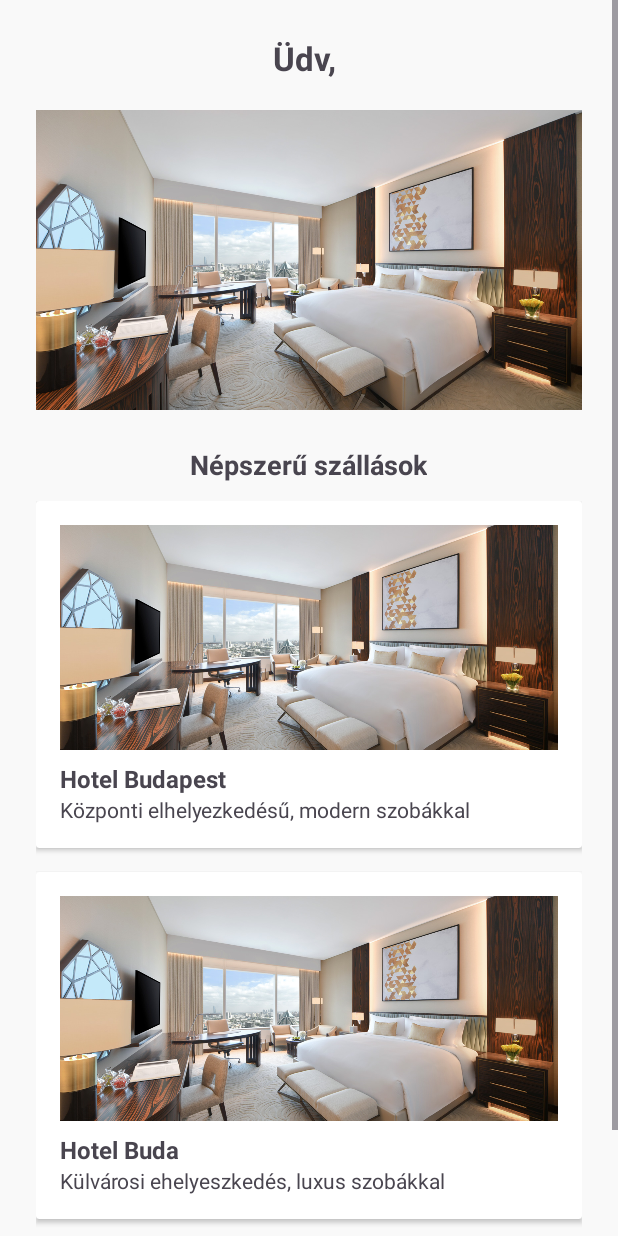
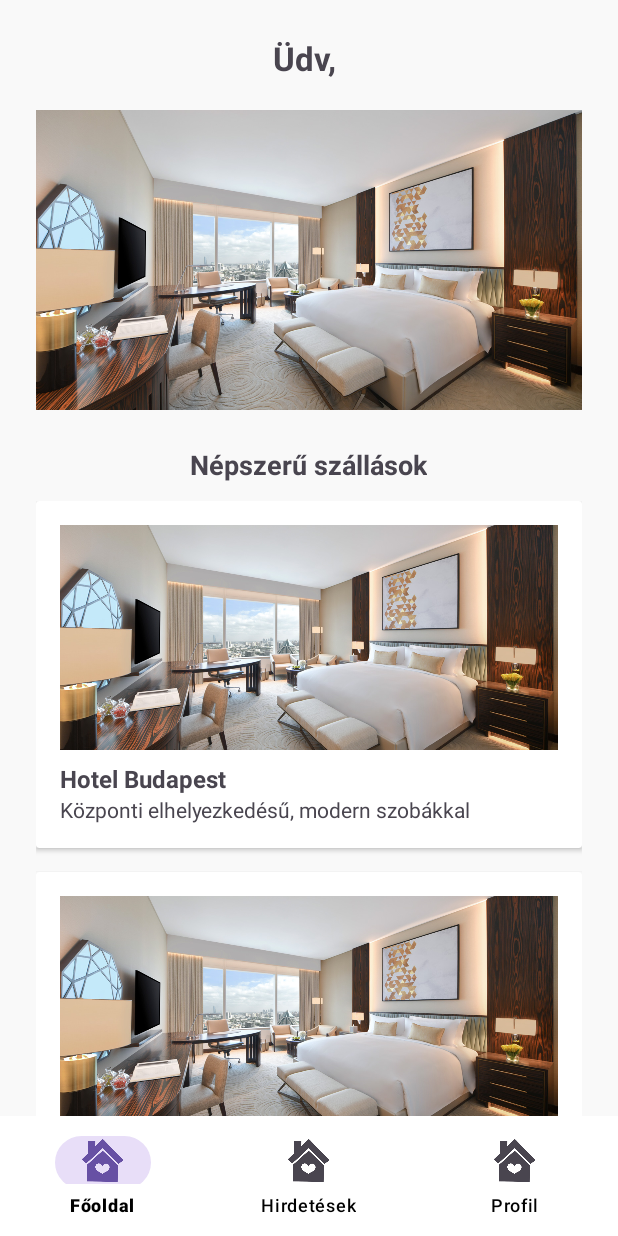
Before and after one commit to Szabolcs11/szallasapp, an Android app: the MainActivity screen opened directly, with no data from a screen before it, on a phone screen of 412 x 824 dp. Run offline under Robolectric (Android 15) with nearby library versions, the phone set to English and light mode, and no system bars; our stand-ins replace Firebase (no records; nobody signed in at launch, a user with empty details on screens opened directly).

Commit message:
Bottom navigation, firebase hotels fetch

```diff
--- a/app/build.gradle.kts
+++ b/app/build.gradle.kts
@@ -38,9 +38,11 @@ dependencies {
     implementation("androidx.credentials:credentials:1.5.0")
     implementation("androidx.credentials:credentials-play-services-auth:1.5.0")
     implementation("com.google.android.libraries.identity.googleid:googleid:1.1.1")
+    implementation("com.google.firebase:firebase-firestore:25.1.3")
     testImplementation("junit:junit:4.13.2")
     androidTestImplementation("androidx.test.ext:junit:1.2.1")
     androidTestImplementation("androidx.test.espresso:espresso-core:3.6.1")
     implementation("com.github.bumptech.glide:glide:4.16.0")
     implementation("com.google.android.gms:play-services-auth:20.7.0")
+    implementation("com.google.android.material:material:1.6.0")
 }
--- a/app/src/main/AndroidManifest.xml
+++ b/app/src/main/AndroidManifest.xml
@@ -16,6 +16,9 @@
             android:name=".MainActivity"
             android:exported="false" />
         <activity
+            android:name=".HotelsActivity"
+            android:exported="false" />
+        <activity
             android:name=".RegisterActivity"
             android:exported="false" />
         <activity
--- /dev/null
+++ b/app/src/main/java/com/example/szallasapp/HotelAdapter.java
@@ -0,0 +1,60 @@
+package com.example.szallasapp;
+
+import android.view.LayoutInflater;
+import android.view.View;
+import android.view.ViewGroup;
+import android.widget.ImageView;
+import android.widget.TextView;
+
+import androidx.recyclerview.widget.RecyclerView;
+
+import com.bumptech.glide.Glide;
+
+import java.util.List;
+
+public class HotelAdapter extends RecyclerView.Adapter<HotelAdapter.HotelViewHolder> {
+
+    private List<Hotel> hotelList;
+
+    // Constructor
+    public HotelAdapter(List<Hotel> hotelList) {
+        this.hotelList = hotelList;
+    }
+
+    @Override
+    public HotelViewHolder onCreateViewHolder(ViewGroup parent, int viewType) {
+        View view = LayoutInflater.from(parent.getContext()).inflate(R.layout.hotel_item, parent, false);
+        return new HotelViewHolder(view);
+    }
+
+    @Override
+    public void onBindViewHolder(HotelViewHolder holder, int position) {
+        Hotel hotel = hotelList.get(position);
+        holder.name.setText(hotel.getName());
+        holder.description.setText(hotel.getDescription());
+        holder.location.setText(hotel.getLocation());
+        holder.price.setText("$" + hotel.getPrice());
+
+        // Ha van kép, töltsd be a képet (Glide vagy Picasso segítségével)
+        Glide.with(holder.itemView.getContext()).load(hotel.getImageUrl()).into(holder.image);
+    }
+
+    @Override
+    public int getItemCount() {
+        return hotelList.size();
+    }
+
+    public static class HotelViewHolder extends RecyclerView.ViewHolder {
+        TextView name, description, location, price;
+        ImageView image;
+
+        public HotelViewHolder(View itemView) {
+            super(itemView);
+            name = itemView.findViewById(R.id.hotelName);
+            description = itemView.findViewById(R.id.hotelDescription);
+            location = itemView.findViewById(R.id.hotelLocation);
+            price = itemView.findViewById(R.id.hotelPrice);
+            image = itemView.findViewById(R.id.hotelImage);
+        }
+    }
+}
--- a/app/src/main/java/com/example/szallasapp/MainActivity.java
+++ b/app/src/main/java/com/example/szallasapp/MainActivity.java
@@ -1,24 +1,50 @@
 package com.example.szallasapp;
 
+import android.content.Intent;
 import android.os.Bundle;
+import android.util.Log;
 import android.view.animation.Animation;
 import android.view.animation.AnimationUtils;
 import android.widget.*;
 import androidx.appcompat.app.AppCompatActivity;
+import androidx.recyclerview.widget.LinearLayoutManager;
+import androidx.recyclerview.widget.RecyclerView;
+
+import com.google.android.material.bottomnavigation.BottomNavigationView;
+import com.google.firebase.FirebaseApp;
 import com.google.firebase.auth.FirebaseAuth;
 import com.google.firebase.auth.FirebaseUser;
+
+import com.google.firebase.firestore.DocumentSnapshot;
+import com.google.firebase.firestore.FirebaseFirestore;
+import com.google.firebase.firestore.QueryDocumentSnapshot;
+import com.google.firebase.firestore.QuerySnapshot;
+
+import java.util.ArrayList;
+import java.util.List;
 
 public class MainActivity extends AppCompatActivity {
 
     private TextView welcomeText;
     private ViewFlipper imageSlider;
 
+    private RecyclerView recyclerView;
+    private HotelAdapter hotelAdapter;
+    private List<Hotel> hotelList;
+    private FirebaseFirestore db;
+
     @Override
     protected void onCreate(Bundle savedInstanceState) {
         super.onCreate(savedInstanceState);
         setTitle("Főoldal - Szálláshely lefoglaló app");
         setContentView(R.layout.activity_main);
+        recyclerView = findViewById(R.id.recyclerView);
+        recyclerView.setLayoutManager(new LinearLayoutManager(this));
 
+        hotelList = new ArrayList<>();
+        hotelAdapter = new HotelAdapter(hotelList);
+        recyclerView.setAdapter(hotelAdapter);
+        FirebaseApp.initializeApp(this);
         welcomeText = findViewById(R.id.welcomeText);
         imageSlider = findViewById(R.id.imageSlider);
 
@@ -33,5 +59,52 @@ public class MainActivity extends AppCompatActivity {
         imageSlider.setOutAnimation(slideOut);
         imageSlider.setFlipInterval(3000);
         imageSlider.startFlipping();
+
+        BottomNavigationView bottomNavigationView = findViewById(R.id.bottomNavigation);
+        bottomNavigationView.setSelectedItemId(R.id.nav_home);
+        bottomNavigationView.setOnItemSelectedListener(item -> {
+            int itemId = item.getItemId();
+            if (itemId == R.id.nav_home) {
+                startActivity(new Intent(this, MainActivity.class));
+                return true;
+            } else if (itemId == R.id.nav_hotels) {
+                startActivity(new Intent(this, HotelsActivity.class));
+                return true;
+            } else if (itemId == R.id.nav_profile) {
+                startActivity(new Intent(this, RegisterActivity.class));
+                return true;
+            } else {
+                return false;
+            }
+        });
+
+        loadHotelsFromFirestore();
+    }
+
+    private void loadHotelsFromFirestore() {
+        FirebaseFirestore db = FirebaseFirestore.getInstance();
+
+        // Ellenőrizd, hogy a db nem null!
+        if (db != null) {
+            db.collection("hotels") // Kollekció neve
+                    .get()
+                    .addOnCompleteListener(task -> {
+                        if (task.isSuccessful()) {
+                            QuerySnapshot documentSnapshots = task.getResult();
+                            hotelList.clear();  // Ürítsd ki a listát, ha újratöltöd
+                            for (DocumentSnapshot document : documentSnapshots) {
+                                Hotel hotel = document.toObject(Hotel.class);
+                                hotelList.add(hotel);  // Hozzáadás a listához
+                            }
+
+                            // Frissítjük az adaptert
+                            hotelAdapter.notifyDataSetChanged();
+                        } else {
+                            Log.e("Firestore", "Hiba történt: ", task.getException());
+                        }
+                    });
+        } else {
+            Log.e("Firestore", "FirebaseFirestore példány null!");
+        }
     }
 }
--- a/app/src/main/res/layout/activity_main.xml
+++ b/app/src/main/res/layout/activity_main.xml
@@ -1,5 +1,10 @@
 <?xml version="1.0" encoding="utf-8"?>
-<ScrollView xmlns:android="http://schemas.android.com/apk/res/android"
+<androidx.constraintlayout.widget.ConstraintLayout
+    xmlns:android="http://schemas.android.com/apk/res/android"
+    xmlns:app="http://schemas.android.com/apk/res-auto"
+    android:layout_width="match_parent"
+    android:layout_height="match_parent">
+<ScrollView
     android:background="#F9F9F9"
     android:layout_width="match_parent"
     android:layout_height="match_parent">
@@ -42,6 +47,11 @@
                 android:layout_width="match_parent"
                 android:layout_height="match_parent"/>
         </ViewFlipper>
+
+        <androidx.recyclerview.widget.RecyclerView
+            android:id="@+id/recyclerView"
+            android:layout_width="match_parent"
+            android:layout_height="wrap_content"/>
 
         <TextView
             android:text="Népszerű szállások"
@@ -140,3 +150,17 @@
 
     </LinearLayout>
 </ScrollView>
+    <com.google.android.material.bottomnavigation.BottomNavigationView
+        android:id="@+id/bottomNavigation"
+        android:layout_width="0dp"
+        android:layout_height="wrap_content"
+        android:background="@android:color/white"
+        app:itemIconTint="@null"
+        app:itemIconSize="35dp"
+        app:itemTextColor="#000"
+        app:menu="@menu/bottom_nav_menu"
+        app:labelVisibilityMode="labeled"
+        app:layout_constraintBottom_toBottomOf="parent"
+        app:layout_constraintStart_toStartOf="parent"
+        app:layout_constraintEnd_toEndOf="parent" />
+</androidx.constraintlayout.widget.ConstraintLayout>
--- /dev/null
+++ b/app/src/main/res/menu/bottom_nav_menu.xml
@@ -0,0 +1,20 @@
+<?xml version="1.0" encoding="utf-8"?>
+<menu xmlns:android="http://schemas.android.com/apk/res/android"
+    xmlns:app="http://schemas.android.com/apk/res-auto">
+
+    <item
+        android:id="@+id/nav_home"
+        android:icon="@drawable/ic_home"
+        android:title="Főoldal"/>
+
+    <item
+        android:id="@+id/nav_hotels"
+        android:icon="@drawable/ic_home"
+        android:title="Hirdetések"
+        />
+
+    <item
+        android:id="@+id/nav_profile"
+        android:icon="@drawable/ic_home"
+        android:title="Profil" />
+</menu>
```
Also changed, not shown: app/src/main/java/com/example/szallasapp/Hotel.java (added, +61 -0 lines), app/src/main/java/com/example/szallasapp/HotelsActivity.java (added, +18 -0 lines), app/src/main/res/layout/hotel_item.xml (added, +46 -0 lines), app/src/main/res/layout/hotels_view.xml (added, +25 -0 lines), app/src/main/res/drawable/ic_home.png (added), gradle/wrapper/gradle-wrapper.properties.
